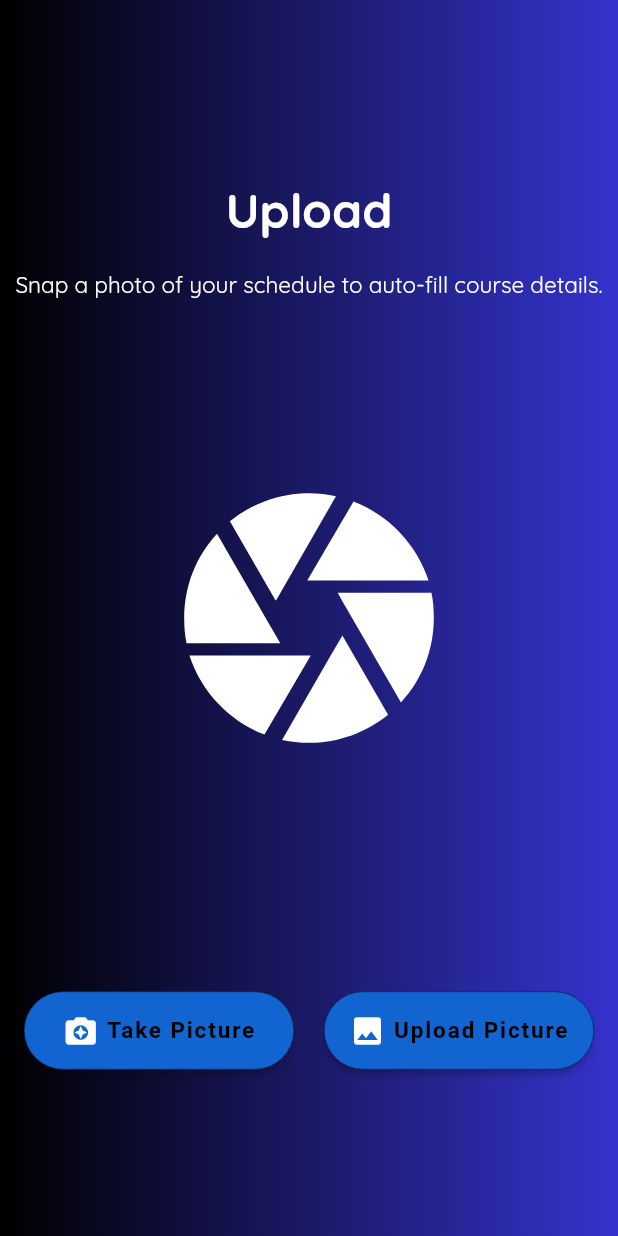
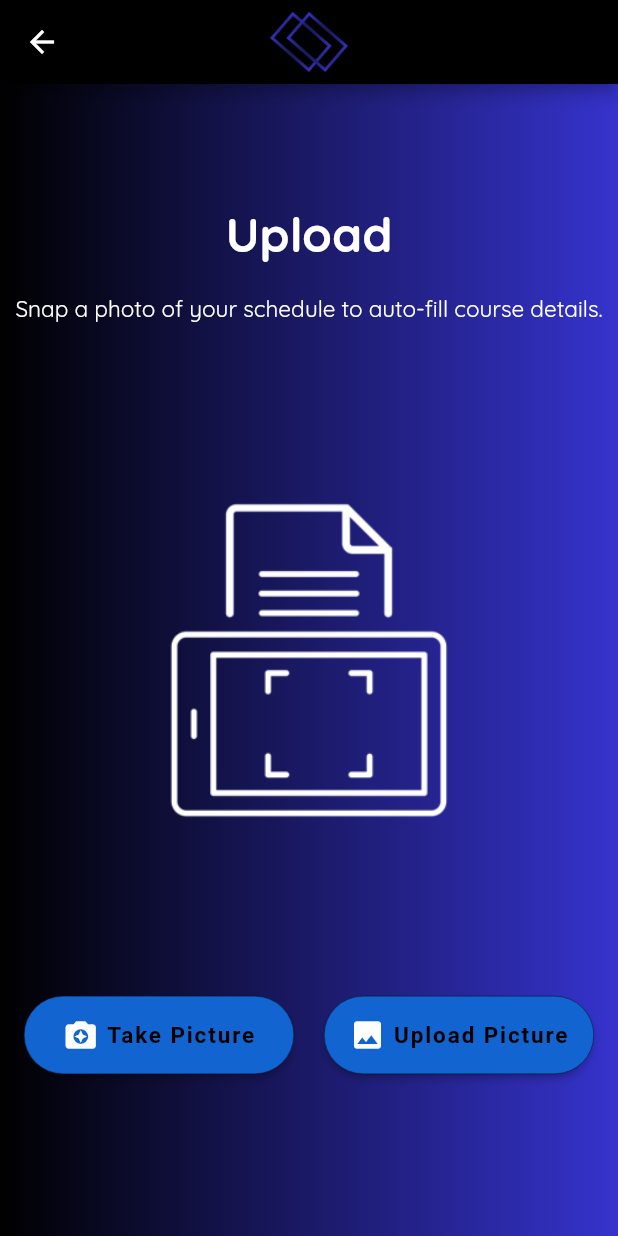
Before and after one commit to arcode35/ShareSched, a Flutter app: the UploadScreen screen opened directly, on a phone screen of 412 x 824 dp. Run offline on Flutter 3.47's test engine with Material 2 defaults, Android fonts, the phone set to English and light mode, and no system bars; our stand-ins replace google_fonts, image_picker; missing offline and left inert: time_planner; Roboto replaces fonts that are missing (Mulish); statements that could not run were skipped.

Commit message:
Expanded on the upload schedule page

```diff
--- a/lib/pages/upload_schedule.dart
+++ b/lib/pages/upload_schedule.dart
@@ -34,6 +34,7 @@ class _UploadScreen extends State<UploadScreen> {
   @override
   Widget build(BuildContext context) {
     return Scaffold(
+      appBar: CustomAppBar(),
       body: Stack(
         children: [
           const BackgroundWidget(),
@@ -43,9 +44,9 @@ class _UploadScreen extends State<UploadScreen> {
           ),
           Container(
             alignment: Alignment.center,
-            child: const Icon(
-              Icons.camera,
-              size: 200,
+            child: const ImageIcon(
+              AssetImage('assets/page-1/images/ocr.png'),
+              size: 500,
               color: Colors.white,
             ),
           ),
@@ -54,7 +55,7 @@ class _UploadScreen extends State<UploadScreen> {
             crossAxisAlignment: CrossAxisAlignment.center,
             children: [
               const SizedBox(
-                height: 550,
+                height: 500,
               ),
               Row(
                 mainAxisAlignment: MainAxisAlignment.center,
@@ -81,7 +82,7 @@ class UploadText extends StatelessWidget {
     return Column(
       crossAxisAlignment: CrossAxisAlignment.center,
       children: [
-        SizedBox(height: 120),
+        SizedBox(height: 80),
         Text('Upload',
             style: GoogleFonts.quicksand(
                 color: Colors.white,
--- a/pubspec.yaml
+++ b/pubspec.yaml
@@ -94,6 +94,7 @@ flutter:
     - assets/page-1/images/custom/profile.png
     - assets/page-1/images/custom/modal.png
     - assets/page-1/images/custom/logo_2.png
+    - assets/page-1/images/ocr.png
 
   # An image asset can refer to one or more resolution-specific "variants", see
   # https://flutter.dev/assets-and-images/#resolution-aware
```
Also changed, not shown: assets/page-1/images/ocr.png (added).
